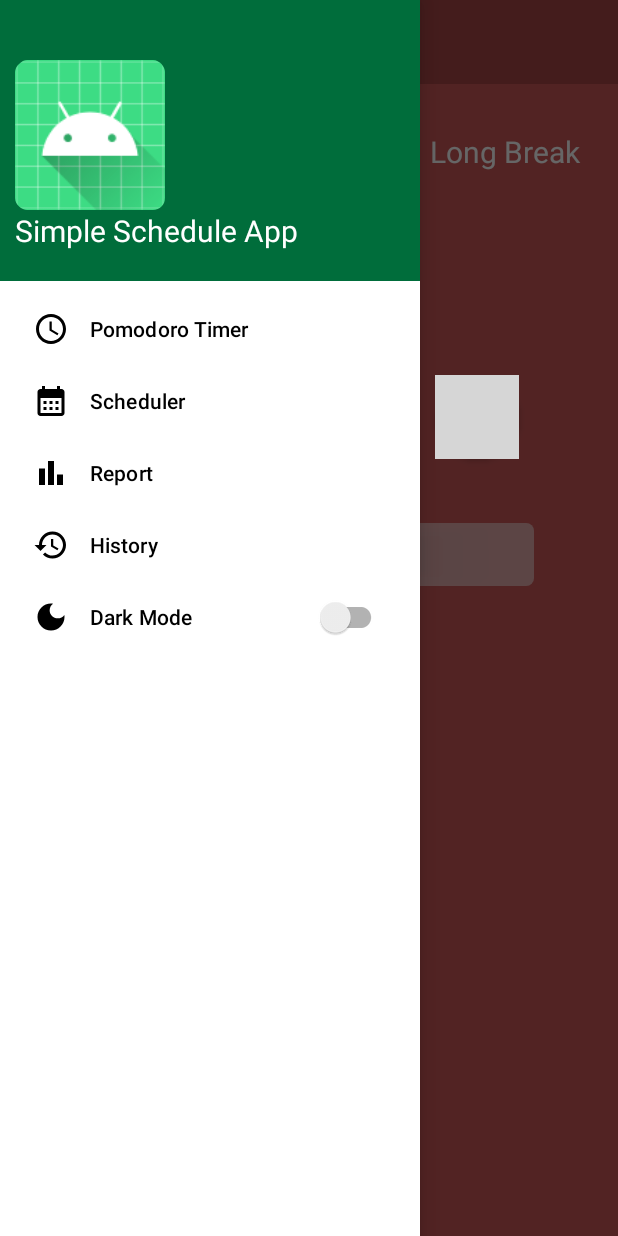
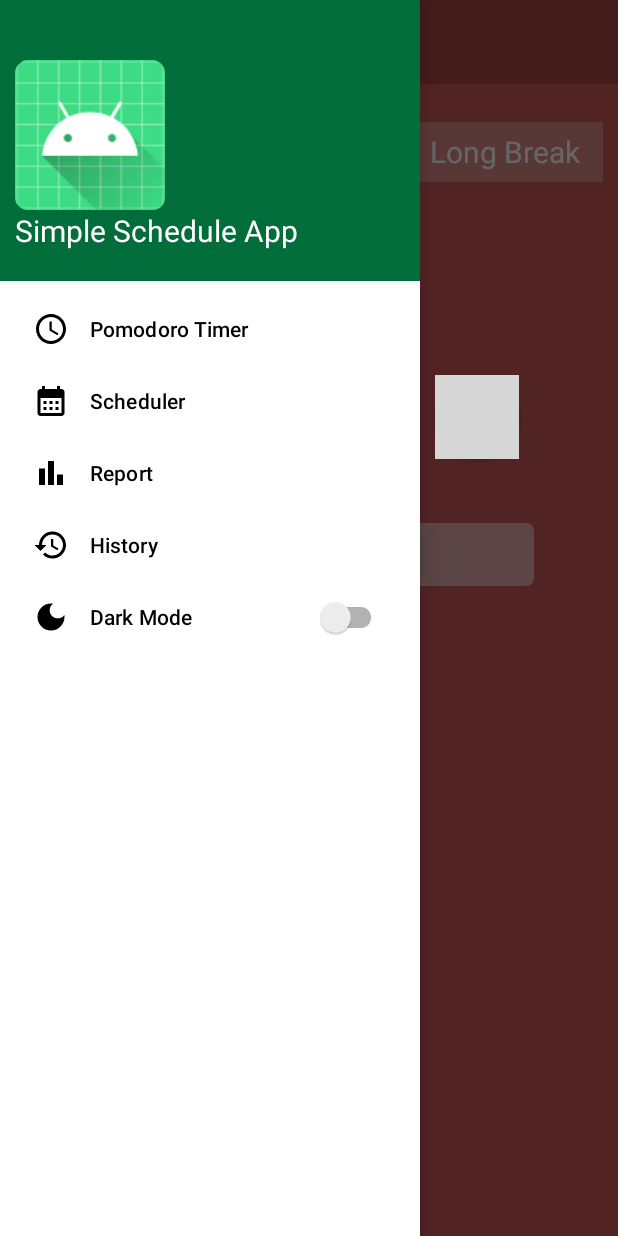
Before and after one commit to Lamlance/HCMUS_CSC13009_20KTPM2_Group02_ScheduleProject, an Android app: the screen it shows after launch (MainActivity), with the side drawer open, on a phone screen of 412 x 824 dp. Run offline under Robolectric (Android 15) with nearby library versions, the phone set to English and light mode, and no system bars; libraries missing offline, so code that uses them is left out: com.github.mikephil.charting; 3 statements that could not run were skipped; grey boxes are pictures that could not be loaded.

Commit message:
Patch mismatch color

```diff
--- a/app/src/main/java/com/honaglam/scheduleproject/TimerFragment.java
+++ b/app/src/main/java/com/honaglam/scheduleproject/TimerFragment.java
@@ -72,6 +72,7 @@ public class TimerFragment extends Fragment {
   private Context context;
   private MainActivity activity;
 
+  int currentPomodoroState = TimerService.WORK_STATE;
   TaskRecyclerViewAdapter taskRecyclerViewAdapter;
   public static TimerFragment newInstance() {
     TimerFragment fragment = new TimerFragment();
@@ -95,8 +96,6 @@ public class TimerFragment extends Fragment {
     context = requireContext();
 
     LinearLayout timerLayout = (LinearLayout) inflater.inflate(R.layout.fragment_timer, container, false);
-
-
     return timerLayout;
   }
 
@@ -168,7 +167,9 @@ public class TimerFragment extends Fragment {
       }
     });
 
+    UpdateTimerBackground(currentPomodoroState);
     setThemeId(activity.loadTimerSettingPref().prefTheme);
+    Log.i("DRAW_POMODORO_STATE","FRAGMENT VIEW CREATED");
   }
 
   public void UpdateTimeUI(long millisRemain) {
@@ -183,7 +184,7 @@ public class TimerFragment extends Fragment {
 
   private void UpdateTimerBackground(int work_state) {
     //AppCompatDelegate.setDefaultNightMode(AppCompatDelegate.MODE_NIGHT_NO);
-
+    Log.i("DRAW_POMODORO_STATE","SETTING STATE " + work_state);
     if (
             work_state == TimerService.WORK_STATE
                     || work_state == TimerService.LONG_BREAK_STATE
@@ -242,6 +243,7 @@ public class TimerFragment extends Fragment {
   class TimerStateChangeCallBack implements TimerService.TimerStateChangeCallBack {
     @Override
     public void onStateChange(int newState, long prevTimeState, int oldState) {
+      currentPomodoroState = newState;
       UpdateTimerBackground(newState);
 
       activity.addStatsTime(
--- a/app/src/main/java/com/honaglam/scheduleproject/TimerSetting.java
+++ b/app/src/main/java/com/honaglam/scheduleproject/TimerSetting.java
@@ -3,7 +3,6 @@ package com.honaglam.scheduleproject;
 import static android.app.Activity.RESULT_OK;
 
 import android.app.Dialog;
-import android.content.Context;
 import android.content.Intent;
 import android.net.Uri;
 import android.os.Bundle;
@@ -15,7 +14,6 @@ import androidx.activity.result.contract.ActivityResultContracts;
 import androidx.annotation.NonNull;
 import androidx.annotation.Nullable;
 import androidx.appcompat.widget.AppCompatImageView;
-import androidx.core.content.ContextCompat;
 import androidx.fragment.app.DialogFragment;
 import androidx.fragment.app.Fragment;
 
@@ -23,11 +21,8 @@ import android.util.Log;
 import android.view.LayoutInflater;
 import android.view.View;
 import android.view.ViewGroup;
-import android.widget.BaseAdapter;
 import android.widget.Button;
 import android.widget.GridLayout;
-import android.widget.GridView;
-import android.widget.ImageView;
 import android.widget.NumberPicker;
 import android.widget.TextView;
 import android.media.Ringtone;
@@ -35,7 +30,6 @@ import android.media.RingtoneManager;
 
 import com.google.android.material.slider.Slider;
 import com.google.android.material.switchmaterial.SwitchMaterial;
-import com.honaglam.scheduleproject.TimerViews.TimerThemeIconImage;
 import com.honaglam.scheduleproject.UserSetting.UserTimerSettings;
 
 import java.util.ArrayList;
--- a/app/src/main/java/com/honaglam/scheduleproject/TimerViews/TimerFloatingButton.java
+++ b/app/src/main/java/com/honaglam/scheduleproject/TimerViews/TimerFloatingButton.java
@@ -39,8 +39,8 @@ public class TimerFloatingButton extends FloatingActionButton {
   public int[] onCreateDrawableState(int extraSpace) {
     final int[] drawableState = super.onCreateDrawableState(extraSpace+4+STATE_THEME_ARRAY.length);
 
-    Log.i("DRAW_POMODORO_STATE","Draw state: " + currState);
-    Log.i("DRAW_POMODORO_STATE","Draw theme: " + currTheme);
+    Log.i("DRAW_POMODORO_STATE","Draw btn state: " + currState);
+    Log.i("DRAW_POMODORO_STATE","Draw btn theme: " + currTheme);
 
     if(currState == TimerService.SHORT_BREAK_STATE){
       mergeDrawableStates(drawableState,new int[]{STATE_SHORT,STATE_THEME_ARRAY[currTheme]});
--- a/app/src/main/java/com/honaglam/scheduleproject/TimerViews/TimerViewGroupLinear.java
+++ b/app/src/main/java/com/honaglam/scheduleproject/TimerViews/TimerViewGroupLinear.java
@@ -23,7 +23,7 @@ public class TimerViewGroupLinear extends LinearLayout {
   }
   public void setPomodoroState(int state){
     currState = state;
-    Log.i("SET_POMODORO_STATE","Draw state: " + currState);
+    //Log.i("SET_POMODORO_STATE","Draw state: " + currState);
     refreshDrawableState();
   }
   public void setPomodoroTheme(int theme){
@@ -33,7 +33,7 @@ public class TimerViewGroupLinear extends LinearLayout {
   @Override
   public int[] onCreateDrawableState(int extraSpace) {
     final int[] drawableState = super.onCreateDrawableState(extraSpace+3);
-    Log.i("DRAW_POMODORO_STATE","Draw state: " + currState);
+    //Log.i("DRAW_POMODORO_STATE","Draw state: " + currState);
     if(currState == TimerService.SHORT_BREAK_STATE){
       mergeDrawableStates(drawableState,STATE_SHORT);
     } else if (currState == TimerService.LONG_BREAK_STATE) {
```
Also changed, not shown: app/src/main/java/com/honaglam/scheduleproject/TimerViews/TimerThemeIconImage.java (deleted, +0 -38 lines).
